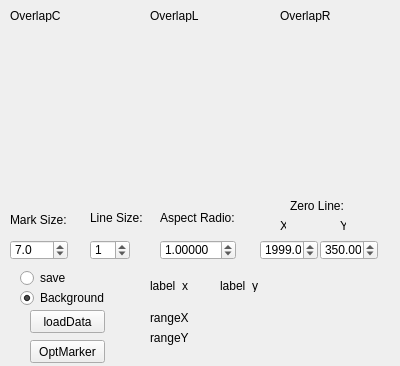
The window that form.ui (fubo1106/LineChart) describes before a commit, drawn with Qt 5.
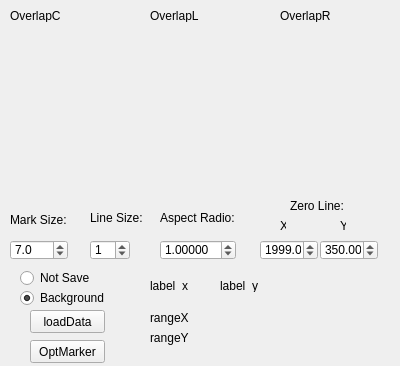
The same window after the commit.

What changed in the file:
```diff
--- a/form.ui
+++ b/form.ui
@@ -104,6 +104,9 @@
    </property>
   </widget>
   <widget class="QRadioButton" name="save">
+   <property name="enabled">
+    <bool>true</bool>
+   </property>
    <property name="geometry">
     <rect>
      <x>20</x>
@@ -113,7 +116,7 @@
     </rect>
    </property>
    <property name="text">
-    <string>save</string>
+    <string>Not Save</string>
    </property>
    <property name="checked">
     <bool>false</bool>
```
